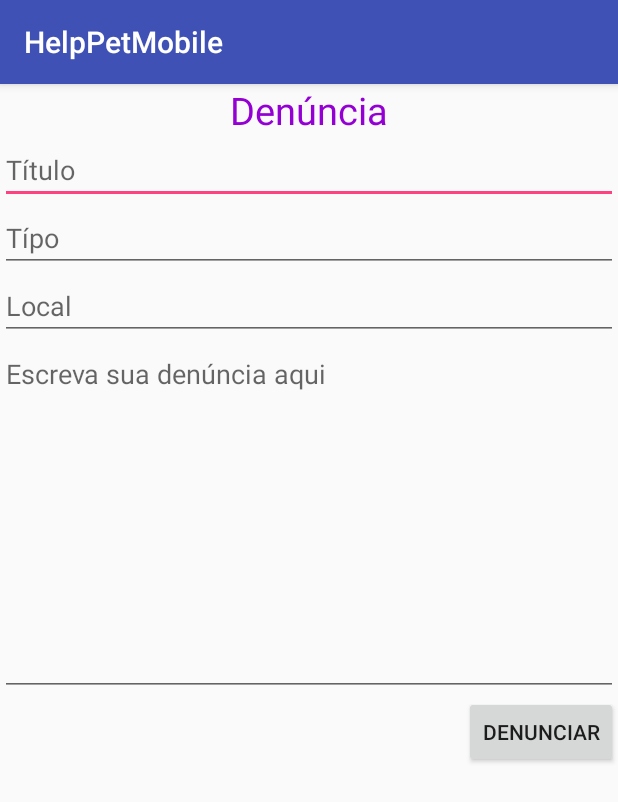
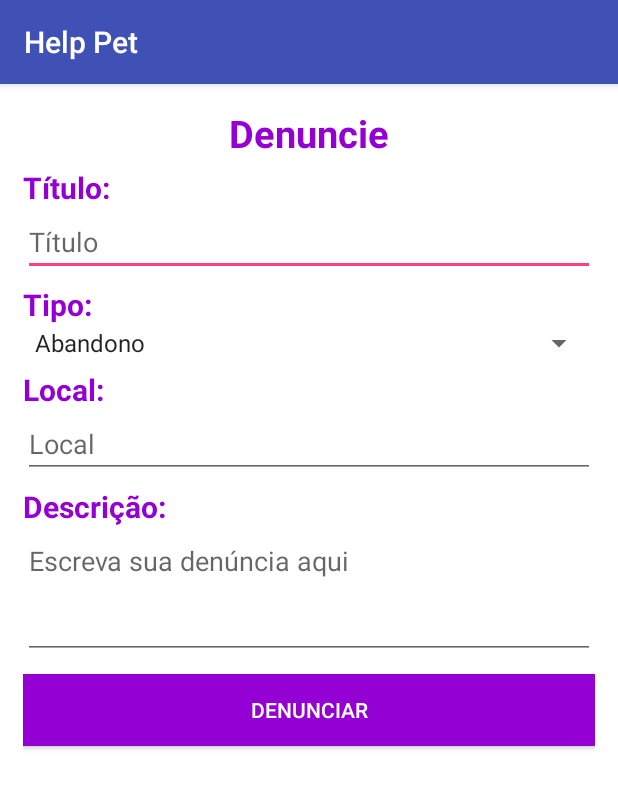
Before and after one commit to AnneGoncalo/HelpPetMobileTemp, an Android app: the CriarDenunciaActivity screen opened directly, with no data from a screen before it, on a phone screen of 412 x 824 dp. Shown: the top 802 px of the screen. Run offline under Robolectric (Android 15) with nearby library versions, the light colour scheme and no system bars.

Commit message:
Perfumaria na tela de cadastrar e add de Spinner para escolha do tipo de de denuncia

```diff
--- a/app/src/main/java/helppet/com/br/helppetmobile/CriarDenunciaActivity.java
+++ b/app/src/main/java/helppet/com/br/helppetmobile/CriarDenunciaActivity.java
@@ -9,7 +9,10 @@ import android.support.v7.app.AlertDialog;
 import android.support.v7.app.AppCompatActivity;
 import android.os.Bundle;
 import android.view.View;
+import android.widget.AdapterView;
+import android.widget.ArrayAdapter;
 import android.widget.EditText;
+import android.widget.Spinner;
 import android.widget.Toast;
 
 import com.google.gson.Gson;
@@ -20,6 +23,7 @@ import java.io.PrintStream;
 import java.net.HttpURLConnection;
 import java.net.MalformedURLException;
 import java.net.URL;
+import java.util.ArrayList;
 import java.util.List;
 import java.util.Scanner;
 
@@ -34,17 +38,45 @@ public class CriarDenunciaActivity extends AppCompatActivity {
         super.onCreate(savedInstanceState);
         setContentView(R.layout.activity_criar_denuncia);
         entradaTitulo = (EditText) findViewById(R.id.entradaTituloDenuncia);
-        entradaTipo = (EditText) findViewById(R.id.entradaTipoDenuncia);
+        //entradaTipo = (EditText) findViewById(R.id.entradaTipoDenuncia);
         entradaLocal = (EditText) findViewById(R.id.entradaLocalDenuncia);
         entradaDescricao = (EditText) findViewById(R.id.entradaDescricaoDenuncia);
         context = this;
         denunciaDAO = new DenunciaDAO(context);
 
+        Spinner spinner = (Spinner) findViewById(R.id.spinner);
+        List<String> categories = new ArrayList<String>();
+        categories.add("Abandono");
+        categories.add("Maus Tratos");
+        categories.add("Outro");
+
+        ArrayAdapter<String> dataAdapter = new ArrayAdapter<String>(this, android.R.layout.simple_spinner_item, categories);
+        dataAdapter.setDropDownViewResource(android.R.layout.simple_spinner_dropdown_item);
+        spinner.setAdapter(dataAdapter);
+
+        spinner.setOnItemSelectedListener(new AdapterView.OnItemSelectedListener() {
+            @Override
+            public void onItemSelected(AdapterView<?> parent, View view, int position, long id) {
+                if (position == 0) {
+                    entradaTipo = "Abandono";
+                }
+                else if(position == 1){
+                    entradaTipo = "Maus Tratos";
+                }
+                else if(position == 2){
+                    entradaTipo = "Outro";
+                }
+            }
+            @Override
+            public void onNothingSelected(AdapterView<?> parent) {
+
+            }
+        });
     }
 
     private Denuncia denuncia;
     private EditText entradaTitulo;
-    private EditText entradaTipo;
+    private String entradaTipo;
     private EditText entradaLocal;
     private EditText entradaDescricao;
     private Context context;
@@ -53,12 +85,10 @@ public class CriarDenunciaActivity extends AppCompatActivity {
 
     public void cadastrarDenuncia(View view) {
 
-
-        String tipo = entradaTipo.getText().toString();
+        String tipo = entradaTipo;
         String titulo = entradaTitulo.getText().toString();
         String descricao = entradaDescricao.getText().toString();
         String local = entradaLocal.getText().toString();
-
 
         denuncia = new Denuncia(titulo, descricao, tipo, local);
 
@@ -73,19 +103,13 @@ public class CriarDenunciaActivity extends AppCompatActivity {
                     new CriarDenuncia().execute(Path.getDenunciaPath(), jsonDenuncia);
                     finish();
                 } else {
-                    Toast.makeText(context, " Você está sem internet, sua denuncia será persistida mais tarde ... ", Toast.LENGTH_LONG).show();
-
-
+                    Toast.makeText(context, " Sem conexão com a internet, sua denuncia será persistida mais tarde ... ", Toast.LENGTH_LONG).show();
                     denunciaDAO.inserir(denuncia);
-
                 }
-
             }
         });
         dialog.setNeutralButton("Não", null);
         dialog.show();
-
-
     }
 
     private boolean isNetworkAvailable() {
@@ -135,7 +159,6 @@ public class CriarDenunciaActivity extends AppCompatActivity {
                 } catch (IOException e) {
                     e.printStackTrace();
                 }
-
             }
             return null;
         }
@@ -143,11 +166,7 @@ public class CriarDenunciaActivity extends AppCompatActivity {
         @Override
         protected void onPostExecute(String resultadoJason) {
             super.onPostExecute(resultadoJason);
-
-
         }
-
-
     }
 
     public void persistirDenunciasLocias(Context context) {
@@ -159,10 +178,7 @@ public class CriarDenunciaActivity extends AppCompatActivity {
             String denunciaJson = gson.toJson(denuncia);
             new CriarDenuncia().execute(Path.getDenunciaPath(), denunciaJson);
             denunciaDAO.excluir(denuncia);
-
         }
-
-
     }
 
     public boolean temDenuncia(Context context){
--- a/app/src/main/java/helppet/com/br/helppetmobile/DenunciasActivity.java
+++ b/app/src/main/java/helppet/com/br/helppetmobile/DenunciasActivity.java
@@ -49,12 +49,9 @@ public class DenunciasActivity extends AppCompatActivity {
         if (isNetworkAvailable()) {
             new ConsultaDenuncias().execute(Path.getDenunciaPath());
         } else {
-            Toast.makeText(this, " Não tem internet ", Toast.LENGTH_LONG).show();
+            Toast.makeText(this, "Sem conexão com a internet", Toast.LENGTH_LONG).show();
         }
-
-
     }
-
 
     private boolean isNetworkAvailable() {
         ConnectivityManager connectivityManager
@@ -63,11 +60,9 @@ public class DenunciasActivity extends AppCompatActivity {
         return activeNetworkInfo != null && activeNetworkInfo.isConnected();
     }
 
-
     private Context context;
     private ListView listViewDeuncias;
     private DenunciaAdapter denunciaAdapter;
-
 
     @Override
     public boolean onCreateOptionsMenu(Menu menu) {
@@ -84,7 +79,6 @@ public class DenunciasActivity extends AppCompatActivity {
         }
         return true;
     }
-
 
     public class ConsultaDenuncias extends AsyncTask<String, String, String> {
 
--- a/app/src/main/java/helppet/com/br/helppetmobile/MainActivity.java
+++ b/app/src/main/java/helppet/com/br/helppetmobile/MainActivity.java
@@ -84,14 +84,13 @@ public class MainActivity extends AppCompatActivity {
 
         criarDenunciaActivity = new CriarDenunciaActivity();
 
-
         if(isNetworkAvailable() && criarDenunciaActivity.temDenuncia(this)){
             criarDenunciaActivity.persistirDenunciasLocias(this);
         }
 
     }
+
     CriarDenunciaActivity criarDenunciaActivity;
-
 
     private boolean isNetworkAvailable() {
         ConnectivityManager connectivityManager
--- a/app/src/main/res/layout/activity_criar_denuncia.xml
+++ b/app/src/main/res/layout/activity_criar_denuncia.xml
@@ -3,34 +3,78 @@
     android:layout_width="match_parent"
     android:layout_height="match_parent"
     android:orientation="vertical"
+    android:padding="15dp"
+    android:background="@color/branco"
     tools:context="helppet.com.br.helppetmobile.CriarDenunciaActivity">
 
     <TextView
         android:layout_width="match_parent"
         android:layout_height="wrap_content"
         android:gravity="center"
-        android:text="Denúncia"
+        android:text="Denuncie"
         android:textColor="@color/corDenuncia"
+        android:textStyle="bold"
         android:textSize="25dp" />
 
+    <TextView
+        android:layout_width="wrap_content"
+        android:layout_height="wrap_content"
+        android:layout_marginTop="5dp"
+        android:text="Título: "
+        android:textSize="20dp"
+        android:textStyle="bold"
+        android:gravity="left"
+        android:textColor="@color/corDenuncia" />
 
     <EditText
         android:id="@+id/entradaTituloDenuncia"
         android:layout_width="match_parent"
         android:layout_height="wrap_content"
-        android:hint="Título" />
+        android:hint="Título"
+        android:shadowColor="@color/corDenuncia"/>
 
-    <EditText
-        android:id="@+id/entradaTipoDenuncia"
+    <TextView
+        android:layout_width="wrap_content"
+        android:layout_height="wrap_content"
+        android:layout_marginTop="5dp"
+        android:text="Tipo: "
+        android:textSize="20dp"
+        android:textStyle="bold"
+        android:gravity="left"
+        android:textColor="@color/corDenuncia" />
+
+    <Spinner
         android:layout_width="match_parent"
         android:layout_height="wrap_content"
-        android:hint="Típo" />
+        android:shadowColor="@color/corDenuncia"
+        android:id="@+id/spinner"/>
+
+    <TextView
+        android:layout_width="wrap_content"
+        android:layout_height="wrap_content"
+        android:layout_marginTop="5dp"
+        android:text="Local: "
+        android:textSize="20dp"
+        android:textStyle="bold"
+        android:gravity="left"
+        android:textColor="@color/corDenuncia" />
 
     <EditText
         android:id="@+id/entradaLocalDenuncia"
         android:layout_width="match_parent"
         android:layout_height="wrap_content"
+        android:shadowColor="@color/corDenuncia"
         android:hint="Local" />
+
+    <TextView
+        android:layout_width="wrap_content"
+        android:layout_height="wrap_content"
+        android:layout_marginTop="5dp"
+        android:text="Descrição: "
+        android:textSize="20dp"
+        android:textStyle="bold"
+        android:gravity="left"
+        android:textColor="@color/corDenuncia" />
 
     <EditText
         android:id="@+id/entradaDescricaoDenuncia"
@@ -38,15 +82,17 @@
         android:layout_height="wrap_content"
         android:gravity="top|left"
         android:hint="Escreva sua denúncia aqui "
-        android:lines="10" />
+        android:lines="3"
+        android:shadowColor="@color/corDenuncia"/>
 
     <Button
         android:id="@+id/cadastrarDenuncia"
-        android:layout_width="wrap_content"
+        android:layout_width="match_parent"
         android:layout_height="wrap_content"
-        android:layout_gravity="right"
-        android:onClick="cadastrarDenuncia"
-        android:text="Denunciar" />
-
+        android:layout_marginTop="10dp"
+        android:background="@color/corDenuncia"
+        android:text="Denunciar"
+        android:textColor="@color/branco"
+        android:onClick="cadastrarDenuncia" />
 
 </LinearLayout>
--- a/app/src/main/res/layout/activity_main.xml
+++ b/app/src/main/res/layout/activity_main.xml
@@ -4,7 +4,7 @@
     android:layout_width="match_parent"
     android:layout_height="match_parent"
     android:orientation="vertical"
-    android:padding="20dp"
+    android:padding="10dp"
     android:background="@color/branco"
     tools:context="helppet.com.br.helppetmobile.MainActivity">
 
@@ -12,6 +12,7 @@
         android:id="@+id/imageView"
         android:layout_width="match_parent"
         android:layout_height="wrap_content"
+        android:layout_gravity="center"
         android:layout_marginBottom="20dp"
         app:srcCompat="@drawable/helppet" />
 
--- a/app/src/main/res/values/strings.xml
+++ b/app/src/main/res/values/strings.xml
@@ -1,3 +1,3 @@
 <resources>
-    <string name="app_name">HelpPetMobile</string>
+    <string name="app_name">Help Pet</string>
 </resources>
```
